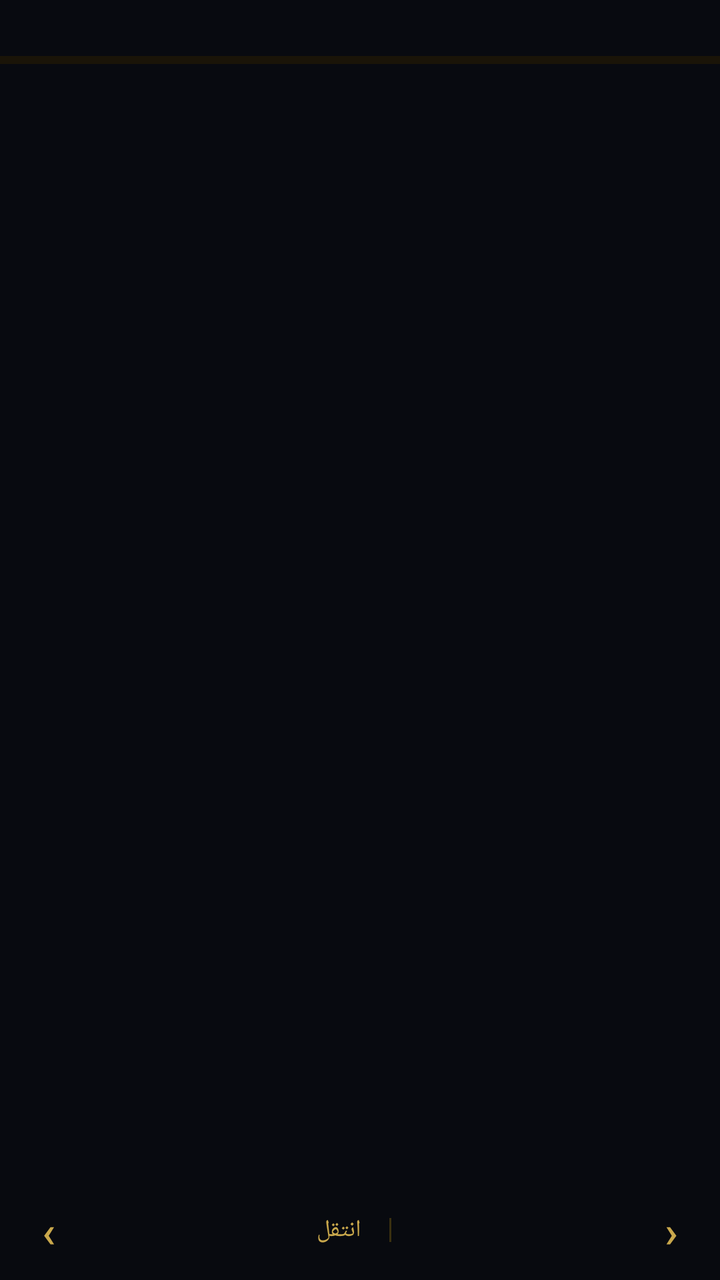
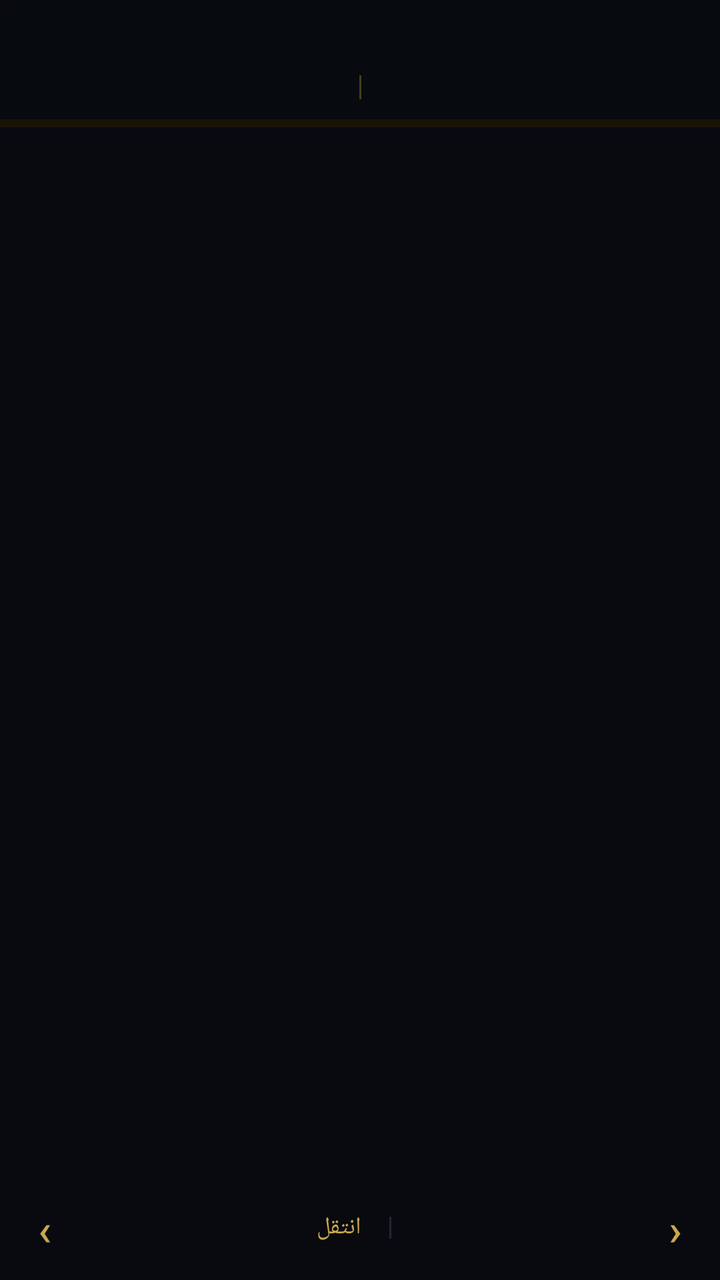

Before-and-after screenshots of an Android layout around one commit, followed by the original layout XML and the change that was made.
<!-- AndroidManifest.xml: application theme Theme.QuranBuilder -->
<!-- res/layout/fragment_mushaf.xml -->
<?xml version="1.0" encoding="utf-8"?>
<FrameLayout
    xmlns:android="http://schemas.android.com/apk/res/android"
    xmlns:app="http://schemas.android.com/apk/res-auto"
    android:layout_width="match_parent"
    android:layout_height="match_parent"
    android:background="#080A10">

    
    <androidx.viewpager2.widget.ViewPager2
        android:id="@+id/viewPager"
        android:layout_width="match_parent"
        android:layout_height="match_parent"
        android:paddingTop="28dp"
        android:paddingBottom="58dp"
        android:clipToPadding="false" />

    
    <com.google.android.material.progressindicator.LinearProgressIndicator
        android:id="@+id/mushafTopProgress"
        android:layout_width="match_parent"
        android:layout_height="2dp"
        android:layout_gravity="top"
        android:layout_marginTop="28dp"
        app:trackCornerRadius="0dp"
        app:indicatorColor="#C9A84C"
        app:trackColor="#1A1408"
        android:progress="0" />

    
    <LinearLayout
        android:id="@+id/mushafBottomBar"
        android:layout_width="match_parent"
        android:layout_height="50dp"
        android:layout_gravity="bottom"
        android:orientation="horizontal"
        android:layoutDirection="rtl"
        android:gravity="center_vertical"
        android:background="#CC080A10"
        android:paddingHorizontal="4dp">

        
        <com.google.android.material.button.MaterialButton
            android:id="@+id/btnMushafPrev"
            android:layout_width="wrap_content"
            android:layout_height="wrap_content"
            android:text="‹"
            android:textSize="22sp"
            style="@style/Widget.MaterialComponents.Button.TextButton"
            android:textColor="#C9A84C"
            android:minWidth="0dp"
            android:paddingHorizontal="16dp" />

        
        <LinearLayout
            android:layout_width="0dp"
            android:layout_height="wrap_content"
            android:layout_weight="1"
            android:orientation="horizontal"
            android:gravity="center">

            <TextView
                android:id="@+id/tvMushafPageNum"
                android:layout_width="wrap_content"
                android:layout_height="wrap_content"
                android:textColor="#7A6530"
                android:textSize="12sp" />

            <View
                android:layout_width="1dp"
                android:layout_height="12dp"
                android:layout_marginHorizontal="10dp"
                android:background="#3A3010" />

            <TextView
                android:id="@+id/btnMushafJump"
                android:layout_width="wrap_content"
                android:layout_height="wrap_content"
                android:text="انتقل"
                android:textColor="#C9A84C"
                android:textSize="12sp"
                android:paddingHorizontal="4dp" />

        </LinearLayout>

        
        <com.google.android.material.button.MaterialButton
            android:id="@+id/btnMushafNext"
            android:layout_width="wrap_content"
            android:layout_height="wrap_content"
            android:text="›"
            android:textSize="22sp"
            style="@style/Widget.MaterialComponents.Button.TextButton"
            android:textColor="#C9A84C"
            android:minWidth="0dp"
            android:paddingHorizontal="16dp" />

    </LinearLayout>

    
    <LinearLayout
        android:id="@+id/tvMushafEmpty"
        android:layout_width="match_parent"
        android:layout_height="match_parent"
        android:orientation="vertical"
        android:gravity="center"
        android:visibility="gone">

        <TextView
            android:layout_width="wrap_content"
            android:layout_height="wrap_content"
            android:text="﴿ المصحف فارغ ﴾"
            android:textColor="#7A6530"
            android:textSize="22sp"
            android:fontFamily="serif" />

        <TextView
            android:layout_width="wrap_content"
            android:layout_height="wrap_content"
            android:layout_marginTop="14dp"
            android:text="أضف سوراً وآيات أولاً من تبويب الإضافة"
            android:textColor="#555870"
            android:textSize="14sp"
            android:gravity="center" />

    </LinearLayout>

</FrameLayout>
<!-- resources referenced by this layout -->
<resources>
  <style name="Theme.QuranBuilder" parent="Theme.MaterialComponents.DayNight.NoActionBar">
          <item name="colorPrimary">@color/gold_primary</item>
          <item name="colorPrimaryVariant">@color/gold_dim</item>
          <item name="colorOnPrimary">@color/bg_primary</item>
          <item name="colorSecondary">@color/green_accent</item>
          <item name="colorOnSecondary">@color/bg_primary</item>
          <item name="android:colorBackground">@color/bg_primary</item>
          <item name="colorSurface">@color/bg_surface</item>
          <item name="colorOnSurface">@color/text_primary</item>
          <item name="android:windowLightStatusBar">false</item>
          <item name="android:statusBarColor">@color/bg_surface</item>
          <item name="android:navigationBarColor">@color/bg_surface</item>
          <item name="android:textColorPrimary">@color/text_primary</item>
          <item name="android:textColorSecondary">@color/text_secondary</item>
          <item name="materialAlertDialogTheme">@style/ThemeOverlay.App.MaterialAlertDialog</item>
      </style>
  <color name="gold_primary">#C9A84C</color>
  <color name="gold_dim">#7A6530</color>
  <color name="bg_primary">#0D0F18</color>
  <color name="green_accent">#4ADE80</color>
  <color name="bg_surface">#141720</color>
  <color name="text_primary">#EEE8D5</color>
  <color name="text_secondary">#8B8FA8</color>
  <style name="ThemeOverlay.App.MaterialAlertDialog" parent="ThemeOverlay.MaterialComponents.MaterialAlertDialog">
          <item name="android:background">@color/bg_card</item>
          <item name="colorOnSurface">@color/text_primary</item>
          <item name="buttonBarPositiveButtonStyle">@style/PositiveButtonStyle</item>
      </style>
  <color name="bg_card">#1A1E2E</color>
  <style name="PositiveButtonStyle" parent="Widget.MaterialComponents.Button.TextButton.Dialog">
          <item name="android:textColor">#EF4444</item>
      </style>
</resources>

<!-- the commit's change to res/layout/fragment_mushaf.xml (unified diff, before → after) -->
@@ -11,27 +11,86 @@
         android:id="@+id/viewPager"
         android:layout_width="match_parent"
         android:layout_height="match_parent"
-        android:paddingTop="28dp"
-        android:paddingBottom="58dp"
+        android:paddingTop="76dp"
+        android:paddingBottom="52dp"
         android:clipToPadding="false" />
 
     
-    <com.google.android.material.progressindicator.LinearProgressIndicator
-        android:id="@+id/mushafTopProgress"
+    
+    
+    
+    <LinearLayout
+        android:id="@+id/mushafTopBar"
         android:layout_width="match_parent"
-        android:layout_height="2dp"
-        android:layout_gravity="top"
-        android:layout_marginTop="28dp"
-        app:trackCornerRadius="0dp"
-        app:indicatorColor="#C9A84C"
-        app:trackColor="#1A1408"
-        android:progress="0" />
+        android:layout_height="wrap_content"
+        android:orientation="vertical"
+        android:background="#CC080A10"
+        android:elevation="4dp">
 
+        <LinearLayout
+            android:layout_width="match_parent"
+            android:layout_height="wrap_content"
+            android:orientation="horizontal"
+            android:layoutDirection="rtl"
+            android:gravity="center_vertical"
+            android:paddingTop="36dp"
+            android:paddingBottom="8dp"
+            android:paddingHorizontal="18dp">
+
+            
+            <TextView
+                android:id="@+id/tvTopSurahNames"
+                android:layout_width="0dp"
+                android:layout_height="wrap_content"
+                android:layout_weight="1"
+                android:textColor="#C9A84C"
+                android:textSize="12sp"
+                android:fontFamily="serif"
+                android:gravity="end"
+                android:maxLines="1"
+                android:ellipsize="end" />
+
+            <View
+                android:layout_width="1dp"
+                android:layout_height="12dp"
+                android:layout_marginHorizontal="12dp"
+                android:background="#5A4A20"
+                android:alpha="0.8" />
+
+            
+            <TextView
+                android:id="@+id/tvTopJuzName"
+                android:layout_width="0dp"
+                android:layout_height="wrap_content"
+                android:layout_weight="1"
+                android:textColor="#C9A84C"
+                android:textSize="12sp"
+                android:fontFamily="serif"
+                android:gravity="start"
+                android:maxLines="1"
+                android:ellipsize="end" />
+
+        </LinearLayout>
+
+        
+        <com.google.android.material.progressindicator.LinearProgressIndicator
+            android:id="@+id/mushafTopProgress"
+            android:layout_width="match_parent"
+            android:layout_height="2dp"
+            app:trackCornerRadius="0dp"
+            app:indicatorColor="#C9A84C"
+            app:trackColor="#1A1408"
+            android:progress="0" />
+
+    </LinearLayout>
+
+    
+    
     
     <LinearLayout
         android:id="@+id/mushafBottomBar"
         android:layout_width="match_parent"
-        android:layout_height="50dp"
+        android:layout_height="52dp"
         android:layout_gravity="bottom"
         android:orientation="horizontal"
         android:layoutDirection="rtl"
@@ -39,7 +98,6 @@
         android:background="#CC080A10"
         android:paddingHorizontal="4dp">
 
-        
         <com.google.android.material.button.MaterialButton
             android:id="@+id/btnMushafPrev"
             android:layout_width="wrap_content"
@@ -49,7 +107,7 @@
             style="@style/Widget.MaterialComponents.Button.TextButton"
             android:textColor="#C9A84C"
             android:minWidth="0dp"
-            android:paddingHorizontal="16dp" />
+            android:paddingHorizontal="14dp" />
 
         
         <LinearLayout
@@ -63,14 +121,15 @@
                 android:id="@+id/tvMushafPageNum"
                 android:layout_width="wrap_content"
                 android:layout_height="wrap_content"
-                android:textColor="#7A6530"
-                android:textSize="12sp" />
+                android:textColor="#50546A"
+                android:textSize="12sp"
+                android:fontFamily="sans-serif" />
 
             <View
                 android:layout_width="1dp"
-                android:layout_height="12dp"
+                android:layout_height="11dp"
                 android:layout_marginHorizontal="10dp"
-                android:background="#3A3010" />
+                android:background="#252535" />
 
             <TextView
                 android:id="@+id/btnMushafJump"
@@ -79,11 +138,11 @@
                 android:text="انتقل"
                 android:textColor="#C9A84C"
                 android:textSize="12sp"
+                android:fontFamily="serif"
                 android:paddingHorizontal="4dp" />
 
         </LinearLayout>
 
-        
         <com.google.android.material.button.MaterialButton
             android:id="@+id/btnMushafNext"
             android:layout_width="wrap_content"
@@ -93,7 +152,7 @@
             style="@style/Widget.MaterialComponents.Button.TextButton"
             android:textColor="#C9A84C"
             android:minWidth="0dp"
-            android:paddingHorizontal="16dp" />
+            android:paddingHorizontal="14dp" />
 
     </LinearLayout>
 
@@ -119,7 +178,7 @@
             android:layout_height="wrap_content"
             android:layout_marginTop="14dp"
             android:text="أضف سوراً وآيات أولاً من تبويب الإضافة"
-            android:textColor="#555870"
+            android:textColor="#484C64"
             android:textSize="14sp"
             android:gravity="center" />
 
